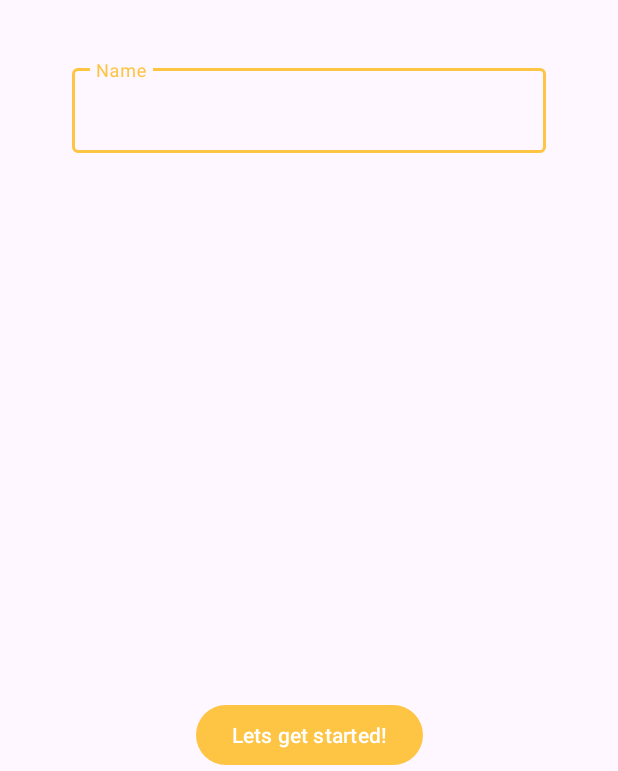
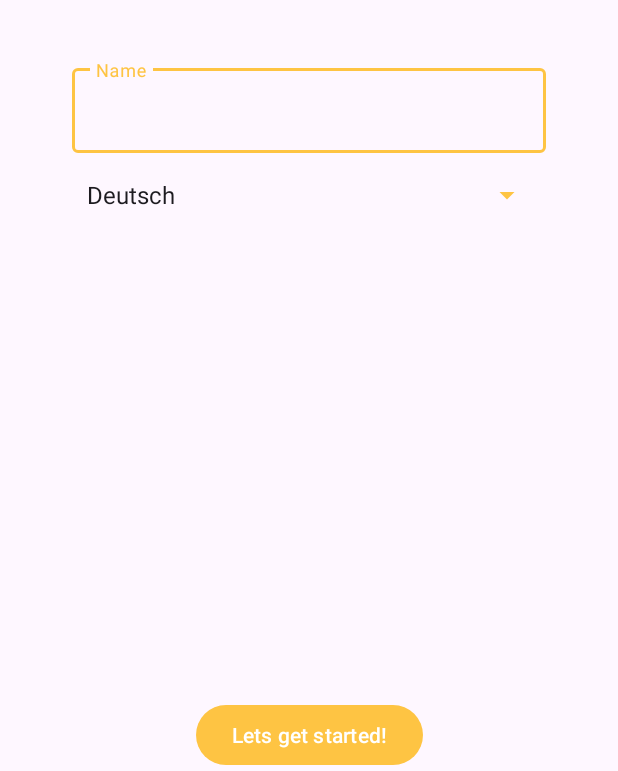
Before and after one commit to Arpad-H/bananasplit, an Android app: the screen it shows after launch (EditProfileActivity), on a phone screen of 412 x 824 dp, the part 465-1236 px from its top. Run offline under Robolectric (Android 15) with nearby library versions, the phone set to English and light mode, and no system bars; libraries missing offline, so code that uses them is left out: com.github.dhaval2404.imagepicker, com.paypal.checkout; pictures from the network do not load; 6 statements that could not run were skipped.

Commit message:
Sprachwechsel implementiert, TODO: beim Start der App abfragen

```diff
--- a/app/src/main/java/com/example/bananasplit/MainActivity.java
+++ b/app/src/main/java/com/example/bananasplit/MainActivity.java
@@ -15,6 +15,7 @@ import androidx.core.content.ContextCompat;
 
 import com.example.bananasplit.dataModel.AppDatabase;
 import com.example.bananasplit.dataModel.DatabaseModule;
+import com.example.bananasplit.dataModel.Language;
 import com.example.bananasplit.databinding.ActivityMainBinding;
 import com.example.bananasplit.groups.GroupsActivity;
 import com.example.bananasplit.scanner.ScannerActivity;
@@ -130,6 +131,7 @@ public class MainActivity extends BaseActivity {
      * Launches the GroupsActivity.
      */
     private void launchGroupsActivity() {
+        super.setLanguage(Language.from(userSessionManager.getLanguage()).getLanguageCode());
         Intent intent = new Intent(this, GroupsActivity.class);
         startActivity(intent);
         finish(); // We don't want MainActivity in the back stack
--- a/app/src/main/java/com/example/bananasplit/dataModel/Language.java
+++ b/app/src/main/java/com/example/bananasplit/dataModel/Language.java
@@ -38,7 +38,7 @@ public enum Language {
      * @param string the language String
      * @return the language object or null
      */
-    public Language from(String string) {
+    public static Language from(String string) {
         for (Language l : Language.values()) {
             if (l.name.equalsIgnoreCase(string)) {
                 return l;
@@ -46,4 +46,20 @@ public enum Language {
         }
         return null;
     }
+
+    /**
+     * Gets the Languages as strings
+     *
+     * @return Array of language strings
+     * @author Arpad Horvath, Dennis Brockmeyer
+     */
+    public static String[] getLanguageNames() {
+        Language[] languages = Language.values();
+        String[] languageNames = new String[languages.length];
+        for (int i = 0; i < languages.length; i++) {
+            languageNames[i] = languages[i].getName();
+        }
+        return languageNames;
+
+    }
 }
--- a/app/src/main/java/com/example/bananasplit/friends/CreateFriendActivity.java
+++ b/app/src/main/java/com/example/bananasplit/friends/CreateFriendActivity.java
@@ -40,7 +40,7 @@ public class CreateFriendActivity extends BaseActivity {
         if (update) {
             Person friend = intent.getParcelableExtra("friend");
             if (friend != null) {
-                friendHeadline.setText("Update " + friend.getName());
+                friendHeadline.setText(String.format("Update %s", friend.getName()));
                 friendName.setText(friend.getName());
                 friendEmail.setText(friend.getEmail());
             }
--- a/app/src/main/java/com/example/bananasplit/settings/EditProfileActivity.java
+++ b/app/src/main/java/com/example/bananasplit/settings/EditProfileActivity.java
@@ -5,9 +5,13 @@ import android.content.Intent;
 import android.net.Uri;
 import android.os.Bundle;
 import android.util.Log;
+import android.widget.ArrayAdapter;
 import android.widget.Button;
 import android.widget.EditText;
 import android.widget.ImageView;
+import android.widget.RadioButton;
+import android.widget.RadioGroup;
+import android.widget.Spinner;
 
 import androidx.annotation.Nullable;
 import androidx.appcompat.app.AppCompatActivity;
@@ -15,9 +19,10 @@ import androidx.appcompat.app.AppCompatActivity;
 import com.example.bananasplit.R;
 import com.example.bananasplit.dataModel.AppDatabase;
 import com.example.bananasplit.dataModel.DatabaseModule;
+import com.example.bananasplit.dataModel.Language;
 import com.example.bananasplit.dataModel.Person;
 import com.example.bananasplit.dataModel.PersonInDao;
-import com.example.bananasplit.groups.GroupsActivity;
+import com.example.bananasplit.dataModel.repository.PersonRepository;
 import com.example.bananasplit.util.UserSessionManager;
 import com.github.dhaval2404.imagepicker.ImagePicker;
 
@@ -30,6 +35,7 @@ public class EditProfileActivity extends AppCompatActivity {
     @Override
     protected void onCreate(Bundle savedInstanceState) {
         super.onCreate(savedInstanceState);
+        UserSessionManager userSessionManager = new UserSessionManager(getApplication());
         setContentView(R.layout.activity_edit_user_profile);
 
         Person edit = getIntent().hasExtra("editUser") ? getIntent().getParcelableExtra("editUser") : null;
@@ -42,7 +48,8 @@ public class EditProfileActivity extends AppCompatActivity {
         Button confirmButton = findViewById(R.id.btn_confirm_profile);
         pickImageButton = findViewById(R.id.pickImageButton);
         profilePictureView = findViewById(R.id.profile_picture_image_view);
-
+        Spinner languageSpinner = findViewById(R.id.language_spinner);
+        setupSpinner(languageSpinner, Language.getLanguageNames());
 
 
         pickImageButton.setOnClickListener(v -> {
@@ -54,19 +61,19 @@ public class EditProfileActivity extends AppCompatActivity {
         });
 
         confirmButton.setOnClickListener(v -> {
-            UserSessionManager userSessionManager = new UserSessionManager(getApplication());
-            AppDatabase database = DatabaseModule.getInstance(this);
-            PersonInDao personInDao = database.personInDao();
-            Person currentUser = personInDao.getCurrentUser(userSessionManager.getCurrentUserId());
+            PersonRepository repository = new PersonRepository(getApplication());
+            Person currentUser = repository.getCurrentUser(userSessionManager.getCurrentUserId());
+            String language = languageSpinner.getSelectedItem().toString();
             if (currentUser == null) {
             new Thread(() -> {
-                int id = (int) personInDao.insert(new Person.PersonBuilder().name(nameEditText.getText().toString()).imageURI(imageUri.toString()).build());
+                int id = (int) repository.insert(new Person.PersonBuilder().name(nameEditText.getText().toString()).imageURI(imageUri.toString()).build());
                 userSessionManager.setCurrentUserId(id);
                 userSessionManager.setCurrentUserName(nameEditText.getText().toString());
+                userSessionManager.setLanguage(language);
             }).start();
             } else {
                 new Thread(() -> {
-                    personInDao.update(new Person.PersonBuilder().personID(userSessionManager.getCurrentUserId()).name(nameEditText.getText().toString()).imageURI(imageUri.toString()).build());
+                    repository.update(new Person.PersonBuilder().personID(userSessionManager.getCurrentUserId()).name(nameEditText.getText().toString()).imageURI(imageUri.toString()).build());
                 }).start();
             }
             setResult(RESULT_OK);
@@ -83,5 +90,13 @@ public class EditProfileActivity extends AppCompatActivity {
             profilePictureView.setImageURI(imageUri);
         }
     }
-
+    /**
+     * Sets up the spinner with the options in the StringArray
+     * @author Dennis Brockmeyer
+     */
+    private void setupSpinner(Spinner spinner, String[] stringArray) {
+        ArrayAdapter<String> adapter = new ArrayAdapter<>(this, android.R.layout.simple_spinner_item, stringArray);
+        adapter.setDropDownViewResource(android.R.layout.simple_spinner_dropdown_item);
+        spinner.setAdapter(adapter);
+    }
 }
--- a/app/src/main/res/layout/activity_edit_user_profile.xml
+++ b/app/src/main/res/layout/activity_edit_user_profile.xml
@@ -83,6 +83,17 @@
             android:hint="@string/name" />
     </com.google.android.material.textfield.TextInputLayout>
 
+    <Spinner
+        android:id="@+id/language_spinner"
+        android:layout_width="match_parent"
+        android:layout_height="wrap_content"
+        android:layout_marginStart="50dp"
+        android:layout_marginTop="16dp"
+        android:layout_marginEnd="50dp"
+        app:layout_constraintEnd_toEndOf="parent"
+        app:layout_constraintStart_toStartOf="parent"
+        app:layout_constraintTop_toBottomOf="@+id/textInputLayout" />
+
     <Button
         android:id="@+id/btn_confirm_profile"
         android:layout_width="wrap_content"
--- a/app/src/main/res/values/strings.xml
+++ b/app/src/main/res/values/strings.xml
@@ -105,6 +105,8 @@
     <string name="capture_failed">Capture failed:</string>
     <string name="failed_to_recognize_text">Failed to recognize text</string>
     <string name="failed_to_analyze_text">Failed to analyze text</string>
+    <string name="first_fragment_label" />
+    <string name="second_fragment_label" />
     <!-- Strings used for fragments for navigation -->
 
 </resources>
```
Also changed, not shown: app/src/main/AndroidManifest.xml (+9 -0 lines), app/src/main/java/com/example/bananasplit/BaseActivity.java (+11 -0 lines), app/src/main/java/com/example/bananasplit/dataModel/Currency.java (+16 -0 lines), app/src/main/java/com/example/bananasplit/dataModel/repository/PersonRepository.java (+18 -5 lines), app/src/main/java/com/example/bananasplit/settings/SettingsActivity.java (+23 -55 lines), app/src/main/java/com/example/bananasplit/util/UserSessionManager.java (+27 -2 lines), 1 other file.
